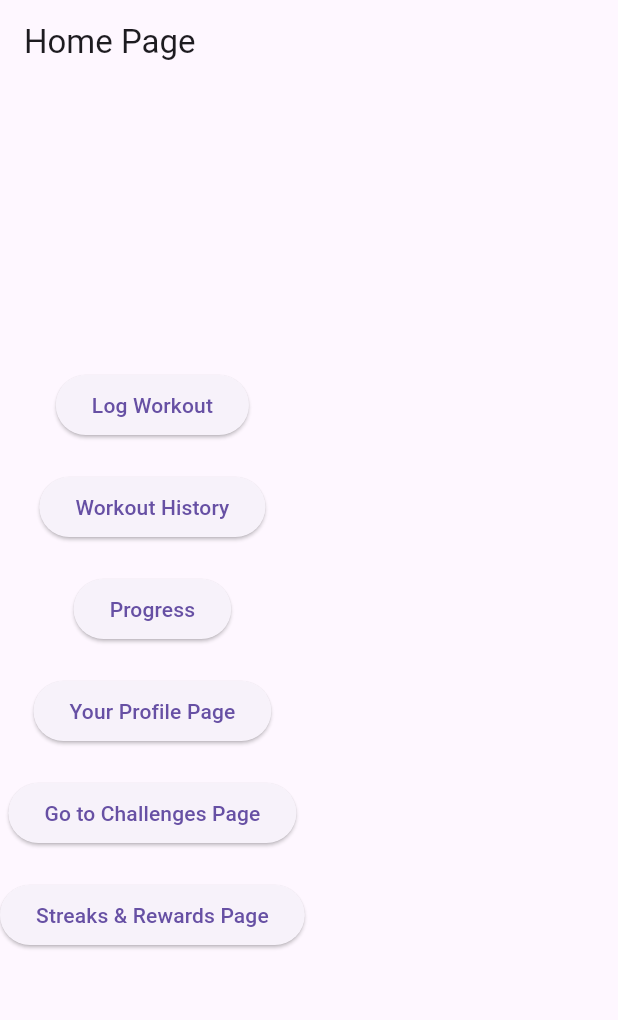
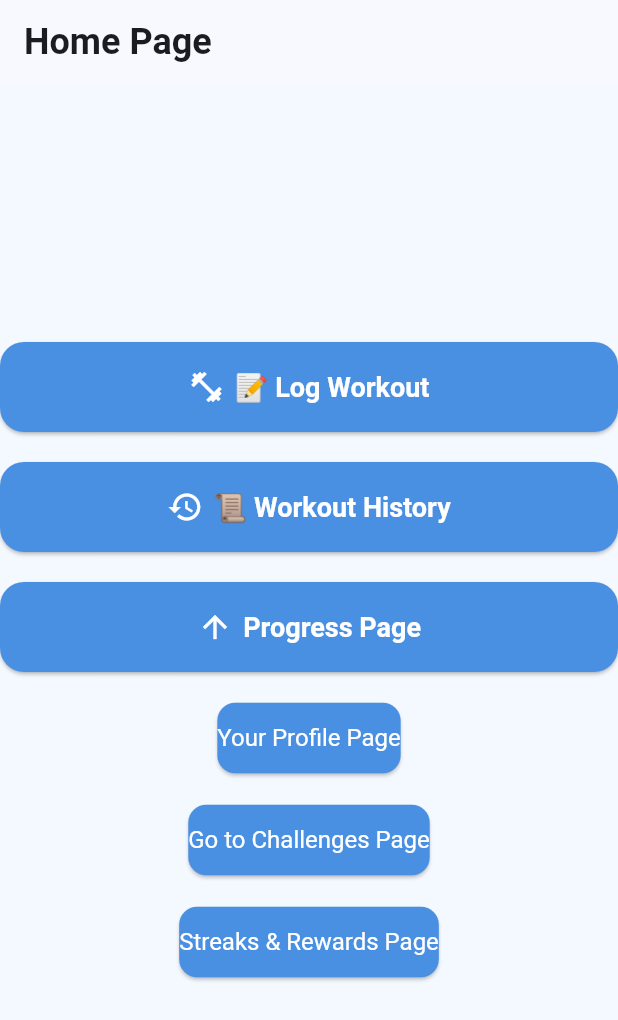
Before and after one commit to toluelesin-tj/Git, a Flutter app: the screen it shows after launch, on a phone screen of 412 x 824 dp. Shown: the top 1020 px of the screen. Run offline on Flutter 3.47's test engine with Material 3 defaults, Android fonts, the light colour scheme and no system bars.

Commit message:
Basic Home Page and Log Workout Screen Done

```diff
--- a/workout_tracker/lib/log_workout_page.dart
+++ b/workout_tracker/lib/log_workout_page.dart
@@ -176,6 +176,7 @@ class _ExerciseCardState extends State<ExerciseCard> {
     return Card(
       elevation: 4,
       shape: RoundedRectangleBorder(borderRadius: BorderRadius.circular(12)), // make it have a nice border
+      color: Theme.of(context).colorScheme.secondary.withOpacity(0.1),
       margin: const EdgeInsets.only(bottom: 20),
       child: Padding(
         padding: const EdgeInsets.all(12),
--- a/workout_tracker/lib/main.dart
+++ b/workout_tracker/lib/main.dart
@@ -14,7 +14,50 @@
 class MyApp extends StatelessWidget { // Defines new app that represents the whole app. It doesn't change when built
   @override
   Widget build(BuildContext context) { // modifying the build method from StatelessWidget using override and this build method creates the UI for the project
-    return MaterialApp( // root widget of your app
+    return MaterialApp( // root widget of app
+        theme: ThemeData(
+          scaffoldBackgroundColor: Color(0xFFF4F9FF),
+          primaryColor: Color(0xFF4A90E2),
+          colorScheme: ColorScheme.fromSeed(
+            seedColor: Color(0xFF4A90E2),
+            primary: Color(0xFF4A90E2),
+            secondary: Color(0xFF7FB3FF),
+            background: Color(0xFFF4F9FF),
+          ),
+          textTheme: TextTheme(
+            bodyLarge: TextStyle(color: Color(0xFF1E2A38)),  // rich navy-gray
+            bodyMedium: TextStyle(color: Color(0xFF1E2A38)),
+            titleLarge: TextStyle(
+              fontSize: 24,
+              fontWeight: FontWeight.bold,
+              color: Color(0xFF1E2A38),
+            ),
+          ),
+          inputDecorationTheme: InputDecorationTheme(
+            filled: true,
+            fillColor: Colors.white,
+            labelStyle: TextStyle(color: Color(0xFF5C6B84)),  // friendlier gray-blue
+            hintStyle: TextStyle(color: Color(0xFF5C6B84)),
+            border: OutlineInputBorder(
+              borderRadius: BorderRadius.circular(8),
+            ),
+          ),
+          elevatedButtonTheme: ElevatedButtonThemeData(
+            style: ElevatedButton.styleFrom(
+              backgroundColor: Color(0xFF4A90E2),
+              foregroundColor: Colors.white,
+              padding: EdgeInsets.symmetric(vertical: 14),
+              textStyle: TextStyle(fontSize: 16),
+              shape: RoundedRectangleBorder(
+                borderRadius: BorderRadius.circular(12),
+              ),
+            ),
+          ),
+          snackBarTheme: SnackBarThemeData(
+            backgroundColor: Color(0xFF4A90E2),
+            contentTextStyle: TextStyle(color: Colors.white),
+          ),
+        ),
       debugShowCheckedModeBanner: false, // Removes the debug banner
       home: WorkoutHomePage(), // Sets the home screen
     );
@@ -30,35 +73,40 @@
       body: Column(
         mainAxisAlignment: MainAxisAlignment.center,
         children: [
-          ElevatedButton(
+          BigActionButton(
+            text: '📝 Log Workout',
+            icon: Icons.fitness_center,
             onPressed: () {
+              // Navigate or do something
               Navigator.push(
                 context,
                 MaterialPageRoute(builder: (context) => LogWorkoutPage()),
               );
             },
-            child: Text('Log Workout'),
           ),
           SizedBox(height: 20), // Adds spacing between buttons
-          ElevatedButton(
+          BigActionButton(
+            text: '📜 Workout History',
+            icon: Icons.history,
             onPressed: () {
               Navigator.push(
                 context,
                 MaterialPageRoute(builder: (context) => WorkoutHistoryPage()),
               );
             },
-            child: Text('Workout History'),
-          ),
+            ),
+
           SizedBox(height: 20), // Adds spacing between buttons
-          ElevatedButton(
+          BigActionButton(
+            text: 'Progress Page',
+            icon: Icons.arrow_upward,
             onPressed: () {
               Navigator.push(
                 context,
                 MaterialPageRoute(builder: (context) => ProgressPage()),
               );
             },
-            child: Text('Progress'),
-          ),
+            ),
           SizedBox(height: 20), // Adds spacing between buttons
           ElevatedButton(
             onPressed: () {
@@ -94,3 +142,36 @@
     );
   }
 }
+
+// Reusable button widget
+
+class BigActionButton extends StatelessWidget {
+  final String text;
+  final IconData icon;
+  final VoidCallback onPressed;
+
+  const BigActionButton({
+    required this.text,
+    required this.icon,
+    required this.onPressed,
+    super.key,
+  });
+
+  @override
+  Widget build(BuildContext context) {
+    return ElevatedButton.icon(
+      onPressed: onPressed,
+      icon: Icon(icon, size: 24),
+      label: Text(text),
+      style: ElevatedButton.styleFrom(
+        backgroundColor: Theme.of(context).primaryColor,
+        foregroundColor: Colors.white,
+        minimumSize: Size(double.infinity, 60),
+        shape: RoundedRectangleBorder(
+          borderRadius: BorderRadius.circular(16),
+        ),
+        textStyle: TextStyle(fontSize: 18, fontWeight: FontWeight.bold),
+      ),
+    );
+  }
+}
```
